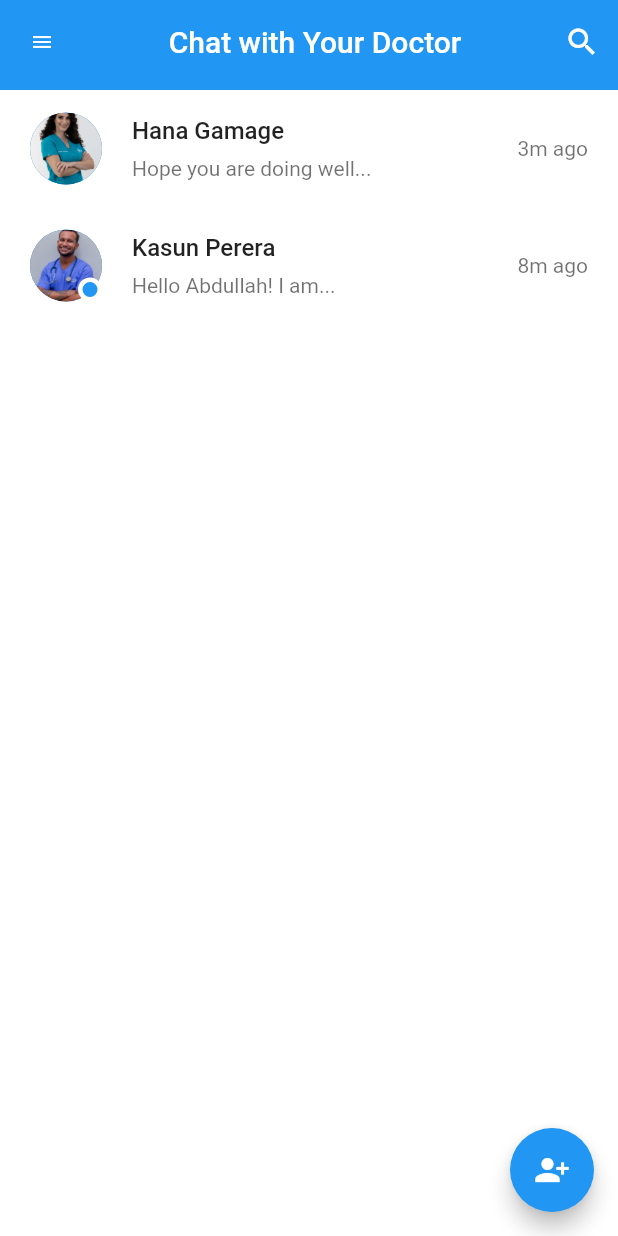
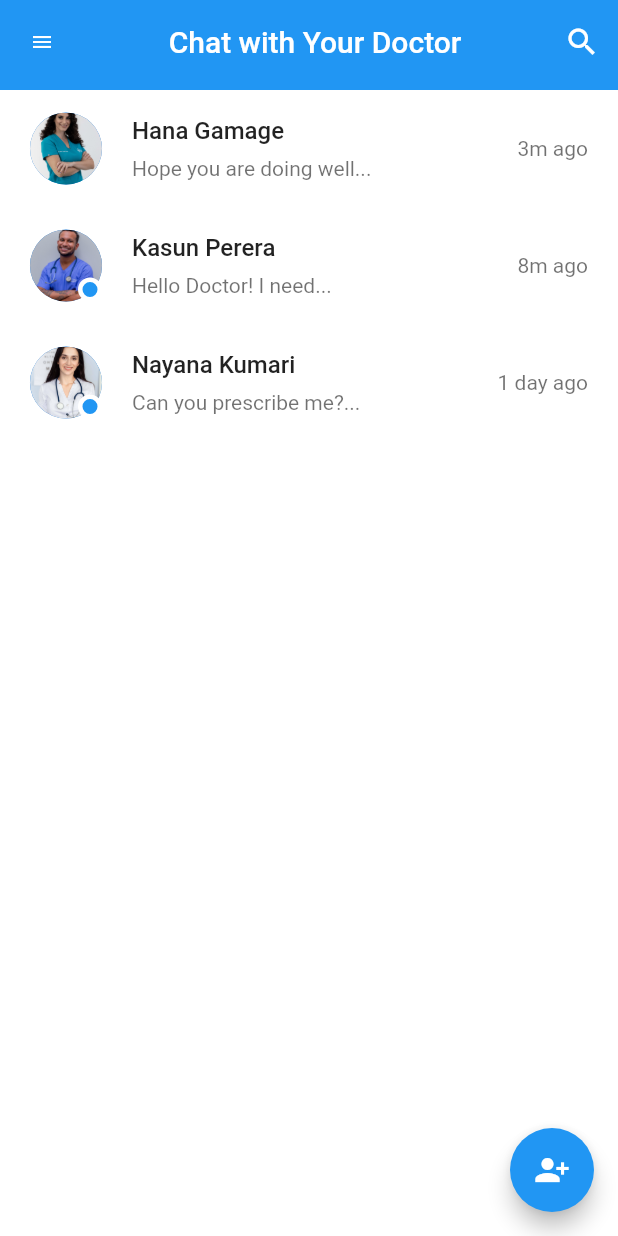
Before and after one commit to Teshan2000/Healthcare-Mobile-Application, a Flutter app: the Messages screen opened directly, on a phone screen of 412 x 824 dp. Run offline on Flutter 3.47's test engine with Material 2 defaults, Android fonts, the phone set to English and light mode, and no system bars; our stand-ins replace dio, file_picker, lottie, rating_dialog, shared_preferences, table_calendar; accounts and stored records are empty.

Commit message:
Chat System Updated
Chatting system was updated with new functions.

```diff
--- a/healthcare_management_system/lib/components/chatBody.dart
+++ b/healthcare_management_system/lib/components/chatBody.dart
@@ -11,7 +11,7 @@ class Body extends StatefulWidget {
 }
 
 class _BodyState extends State<Body> {
-  List<Message> messages = []; // Store messages here
+  List<Message> messages = [];
 
   @override
   Widget build(BuildContext context) {
@@ -28,21 +28,15 @@ class _BodyState extends State<Body> {
         ),
         ChatInputField(
           onSendMessage: (message, fileType) {
-            // Simulate receiving a message for demonstration purposes
-            // In your real implementation, this would be sent to your Laravel backend
             final receivedMessage = Message(
               text: message,
               fileType: fileType,
-              isSender: true, // Set to true for sent messages
+              isSender: true,
             );
 
             setState(() {
               messages.add(receivedMessage);
             });
-
-            // Save the message to the Laravel database here
-            // You can send an HTTP request to your Laravel API to save the message
-            // Example: saveMessageToDatabase(message, fileType);
           },
         ),
       ],
@@ -61,8 +55,8 @@ class MessageWidget extends StatelessWidget {
       padding: const EdgeInsets.symmetric(vertical: 8.0, horizontal: 16.0),
       child: Align(
         alignment: message.isSender
-            ? Alignment.centerRight // Sent messages on the right
-            : Alignment.centerLeft, // Received messages on the left
+            ? Alignment.centerRight
+            : Alignment.centerLeft,
         child: Container(
           padding: const EdgeInsets.all(12.0),
           decoration: BoxDecoration(
@@ -71,11 +65,11 @@ class MessageWidget extends StatelessWidget {
           ),
           child: Column(
             crossAxisAlignment: message.isSender
-                ? CrossAxisAlignment.end // Align sent messages to the right
-                : CrossAxisAlignment.start, // Align received messages to the left
+                ? CrossAxisAlignment.end
+                : CrossAxisAlignment.start,
             children: [
               Text(message.text),
-              if (message.fileType != null) // Check if there's a file attached
+              if (message.fileType != null)
                 Padding(
                   padding: const EdgeInsets.only(top: 8.0),
                   child: Text(
@@ -97,11 +91,11 @@ class MessageWidget extends StatelessWidget {
 class Message {
   final String text;
   final FileType? fileType;
-  final bool isSender; // Indicates whether the message is sent or received
+  final bool isSender;
 
   Message({
     required this.text,
     this.fileType,
-    this.isSender = false, // Default to received message
+    this.isSender = false,
   });
 }
--- a/healthcare_management_system/lib/models/chat.dart
+++ b/healthcare_management_system/lib/models/chat.dart
@@ -21,9 +21,16 @@ List chatsData = [
   ),
   Chat(
     name: "Kasun Perera",
-    lastMessage: "Hello Abdullah! I am...",
+    lastMessage: "Hello Doctor! I need...",
     image: "Assets/doctor_2.jpg",
     time: "8m ago",
     isActive: true,
   ),
+  Chat(
+    name: "Nayana Kumari",
+    lastMessage: "Can you prescribe me?...",
+    image: "Assets/doctor_9.jpg",
+    time: "1 day ago",
+    isActive: true,
+  ),
 ];
--- a/healthcare_management_system/lib/screens/messages.dart
+++ b/healthcare_management_system/lib/screens/messages.dart
@@ -13,7 +13,7 @@ class Messages extends StatefulWidget {
 }
 
 class _MessagesState extends State<Messages> {
-  int _selectedIndex = 1;
+  //int _selectedIndex = 1;
 
   @override
   Widget build(BuildContext context) {
--- a/healthcare_management_system/pubspec.yaml
+++ b/healthcare_management_system/pubspec.yaml
@@ -73,6 +73,7 @@ flutter:
   assets:
     - Assets/
     - Assets/banner/
+    - Assets/doctors/
     - Assets/symptoms/
         # - images/a_dot_ham.jpeg
 
```
Also changed, not shown: healthcare_management_system/lib/components/chatInputField.dart (+7 -8 lines), healthcare_management_system/lib/screens/messageScreen.dart (+8 -5 lines), healthcare_management_system/lib/screens/symptoms.dart (+27 -28 lines).
